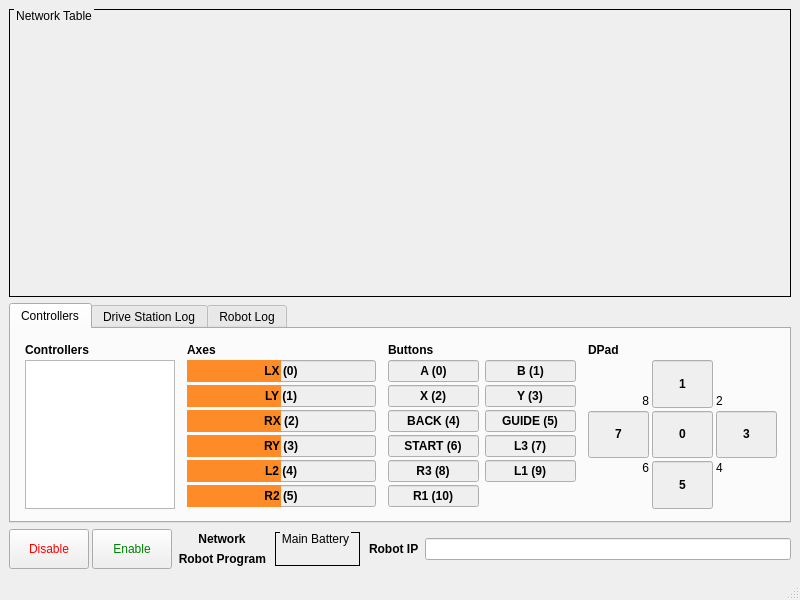
Qt form ui/drive_station.ui (ArPiRobot/ArPiRobot-DriveStation) before a commit.
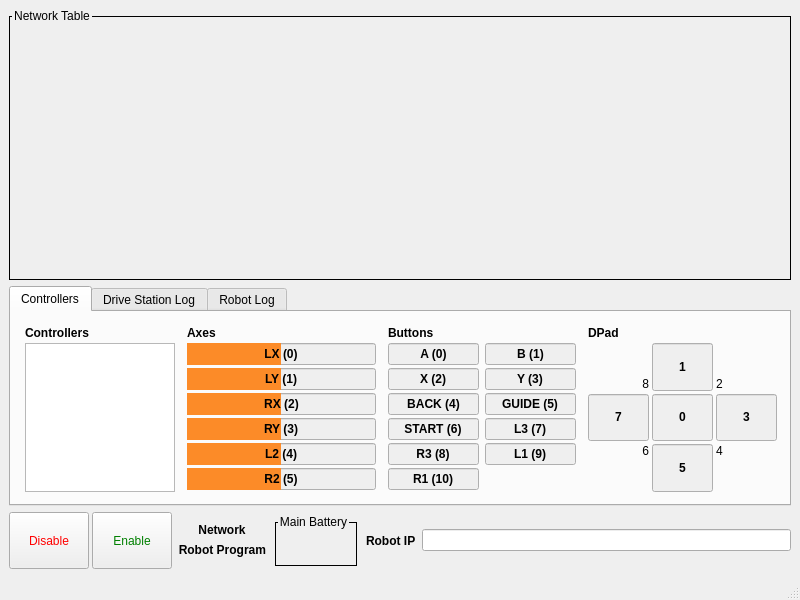
The same form after that commit. Icons and pictures are not drawn.

What changed in the file:
```diff
--- a/ui/drive_station.ui
+++ b/ui/drive_station.ui
@@ -28,12 +28,13 @@
 
 QGroupBox { 
     border: 1px solid black;
-    margin-top: 2ex;
+    margin-top: 7px;
+    padding: 5px;
 }
 
 QGroupBox::title {
     subcontrol-origin: margin;
-    left: 5px;
+    left: 3px;
     top: 0px;
 }</string>
   </property>
@@ -1197,7 +1198,7 @@
             </property>
             <property name="minimumSize">
              <size>
-              <width>85</width>
+              <width>0</width>
               <height>0</height>
              </size>
             </property>
```
Left out of the diff: 2 changed lines with no effect on the pictures.
